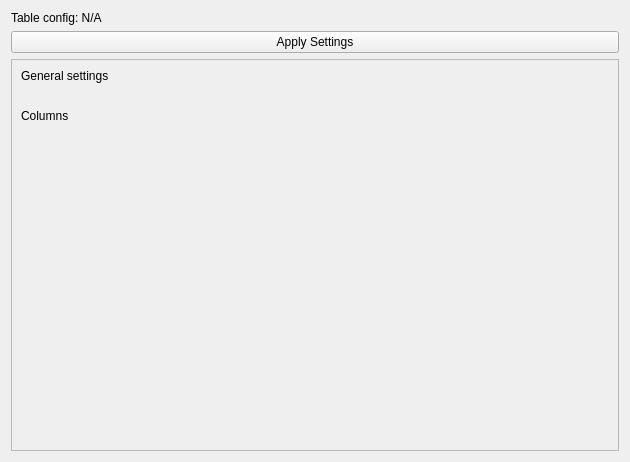
This is Client/widgets/pandaTable/configWindowBase.ui in monopsony/FFUI as Qt 5 draws it before an edit. The edited form follows.
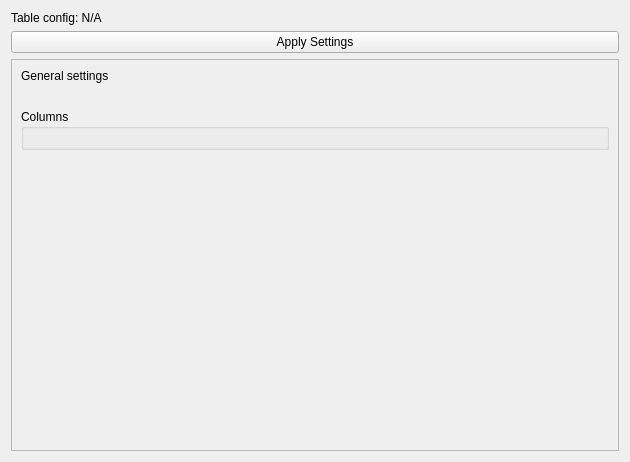
This is the edited form.

Commit message:
pandaTable settings
Features:
- Connected config and UI for pandaTables (column visibility only for now)

Patch:
```diff
--- a/Client/widgets/pandaTable/configWindowBase.ui
+++ b/Client/widgets/pandaTable/configWindowBase.ui
@@ -58,10 +58,11 @@
         </widget>
        </item>
        <item>
-        <widget class="QLabel" name="columnSettingsLabel">
-         <property name="text">
+        <widget class="QGroupBox" name="columnsGroup">
+         <property name="title">
           <string>Columns</string>
          </property>
+         <layout class="QVBoxLayout" name="columnsLayout"/>
         </widget>
        </item>
        <item>
```
The commit also changes 8 other files.
